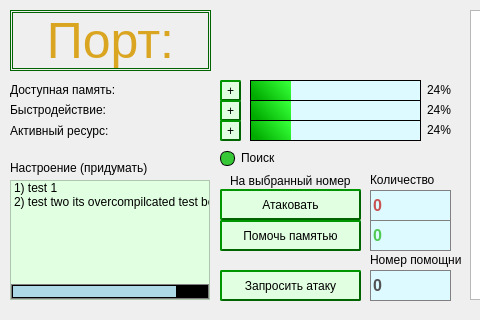
Wasd96/PLORE, file widget.ui: the form before one commit; both pictures show x 0 to 480 and y 0 to 320 of the 760 by 700 pixel window.
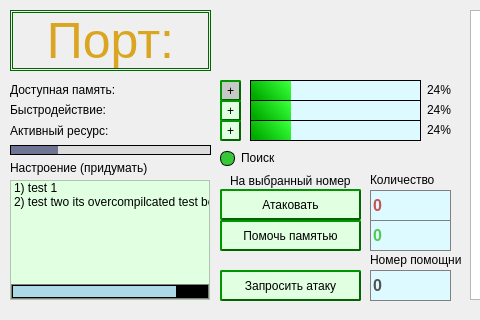
The form after the commit.

The edit to the form file:
```diff
--- a/widget.ui
+++ b/widget.ui
@@ -30,6 +30,9 @@
     border-style: inset;
 	color: black;
 }
+QPushButton:!enabled  {
+    background: rgb(200, 200, 200);
+}
 
 QProgressBar {
 border: rgb(0, 0, 0);
@@ -626,6 +629,9 @@
    </property>
   </widget>
   <widget class="QPushButton" name="up_i">
+   <property name="enabled">
+    <bool>false</bool>
+   </property>
    <property name="geometry">
     <rect>
      <x>220</x>
@@ -721,6 +727,38 @@
     <number>24</number>
    </property>
   </widget>
+  <widget class="QProgressBar" name="reviveBar">
+   <property name="geometry">
+    <rect>
+     <x>10</x>
+     <y>145</y>
+     <width>231</width>
+     <height>10</height>
+    </rect>
+   </property>
+   <property name="font">
+    <font>
+     <pointsize>1</pointsize>
+    </font>
+   </property>
+   <property name="styleSheet">
+    <string notr="true">QProgressBar {
+border: rgb(0, 0, 0);
+border-width: 1px;
+border-style: solid;
+color: rgba(0,0,0,0);
+background-color: rgb(220, 220, 220);
+text-align: center;
+}
+QProgressBar:chunk  {
+background-color: rgb(111, 116, 147);
+}
+</string>
+   </property>
+   <property name="value">
+    <number>24</number>
+   </property>
+  </widget>
  </widget>
  <layoutdefault spacing="6" margin="11"/>
  <resources/>
```
